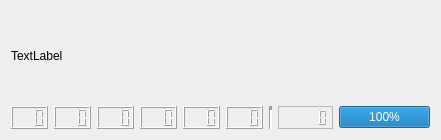
This is src/ui/uas/UASSkyeBatteryPackWidget.ui in skye-git/qgroundcontrol-old as Qt 5 draws it before an edit. The edited form follows.
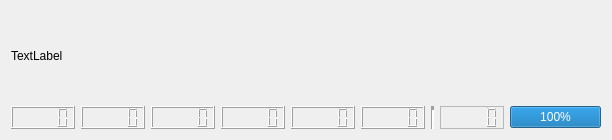
This is the edited form.

Commit message: Adapted Battery Widget labeling/Toolinfo

```diff
--- a/src/ui/uas/UASSkyeBatteryPackWidget.ui
+++ b/src/ui/uas/UASSkyeBatteryPackWidget.ui
@@ -6,7 +6,7 @@
    <rect>
     <x>0</x>
     <y>0</y>
-    <width>429</width>
+    <width>445</width>
     <height>140</height>
    </rect>
   </property>
@@ -28,65 +28,34 @@
        <item>
         <widget class="QLCDNumber" name="lcdNumberVoltage1">
          <property name="smallDecimalPoint">
-          <bool>true</bool>
+          <bool>false</bool>
          </property>
-         <property name="numDigits">
-          <number>3</number>
+         <property name="segmentStyle">
+          <enum>QLCDNumber::Filled</enum>
          </property>
-         <property name="value" stdset="0">
-          <double>0.000000000000000</double>
+         <property name="intValue" stdset="0">
+          <number>0</number>
          </property>
         </widget>
        </item>
        <item>
         <widget class="QLCDNumber" name="lcdNumberVoltage2">
          <property name="smallDecimalPoint">
-          <bool>true</bool>
+          <bool>false</bool>
          </property>
-         <property name="numDigits">
-          <number>3</number>
-         </property>
         </widget>
        </item>
        <item>
-        <widget class="QLCDNumber" name="lcdNumberVoltage3">
-         <property name="smallDecimalPoint">
-          <bool>true</bool>
-         </property>
-         <property name="numDigits">
-          <number>3</number>
-         </property>
-        </widget>
+        <widget class="QLCDNumber" name="lcdNumberVoltage3"/>
        </item>
        <item>
-        <widget class="QLCDNumber" name="lcdNumberVoltage4">
-         <property name="smallDecimalPoint">
-          <bool>true</bool>
-         </property>
-         <property name="numDigits">
-          <number>3</number>
-         </property>
-        </widget>
+        <widget class="QLCDNumber" name="lcdNumberVoltage4"/>
        </item>
        <item>
-        <widget class="QLCDNumber" name="lcdNumberVoltage5">
-         <property name="smallDecimalPoint">
-          <bool>true</bool>
-         </property>
-         <property name="numDigits">
-          <number>3</number>
-         </property>
-        </widget>
+        <widget class="QLCDNumber" name="lcdNumberVoltage5"/>
        </item>
        <item>
-        <widget class="QLCDNumber" name="lcdNumberVoltage6">
-         <property name="smallDecimalPoint">
-          <bool>true</bool>
-         </property>
-         <property name="numDigits">
-          <number>3</number>
-         </property>
-        </widget>
+        <widget class="QLCDNumber" name="lcdNumberVoltage6"/>
        </item>
        <item>
         <widget class="Line" name="line">
@@ -103,9 +72,6 @@
          <property name="frameShape">
           <enum>QFrame::StyledPanel</enum>
          </property>
-         <property name="smallDecimalPoint">
-          <bool>true</bool>
-         </property>
         </widget>
        </item>
        <item>
```
The commit also changes 2 other files.
